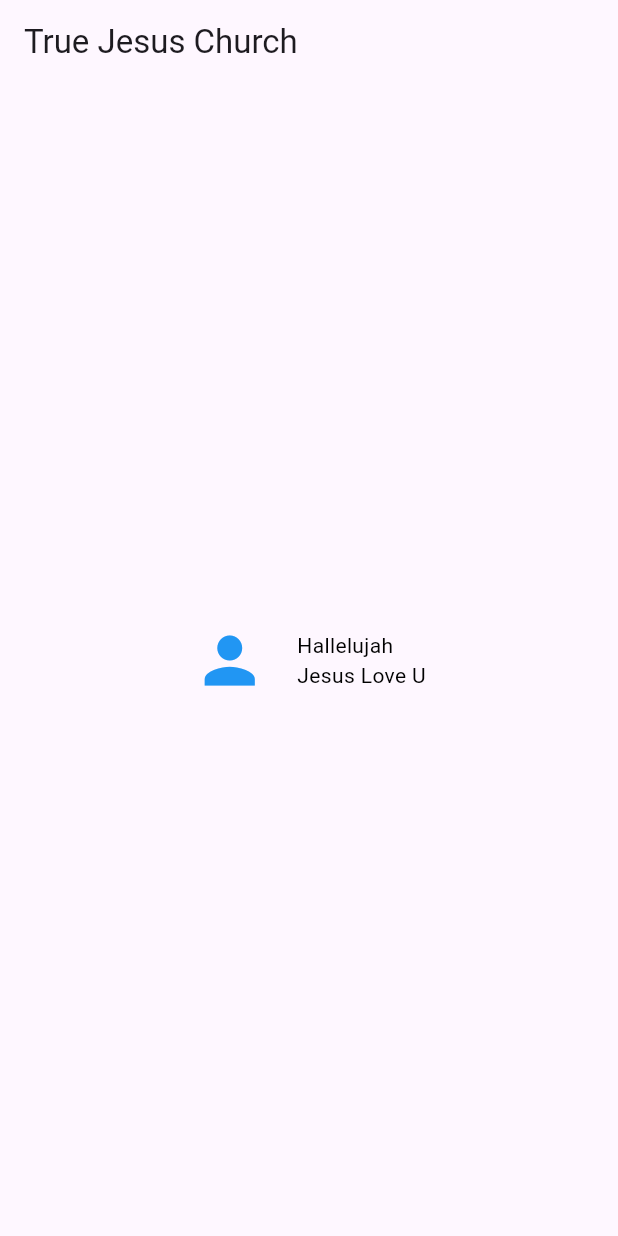
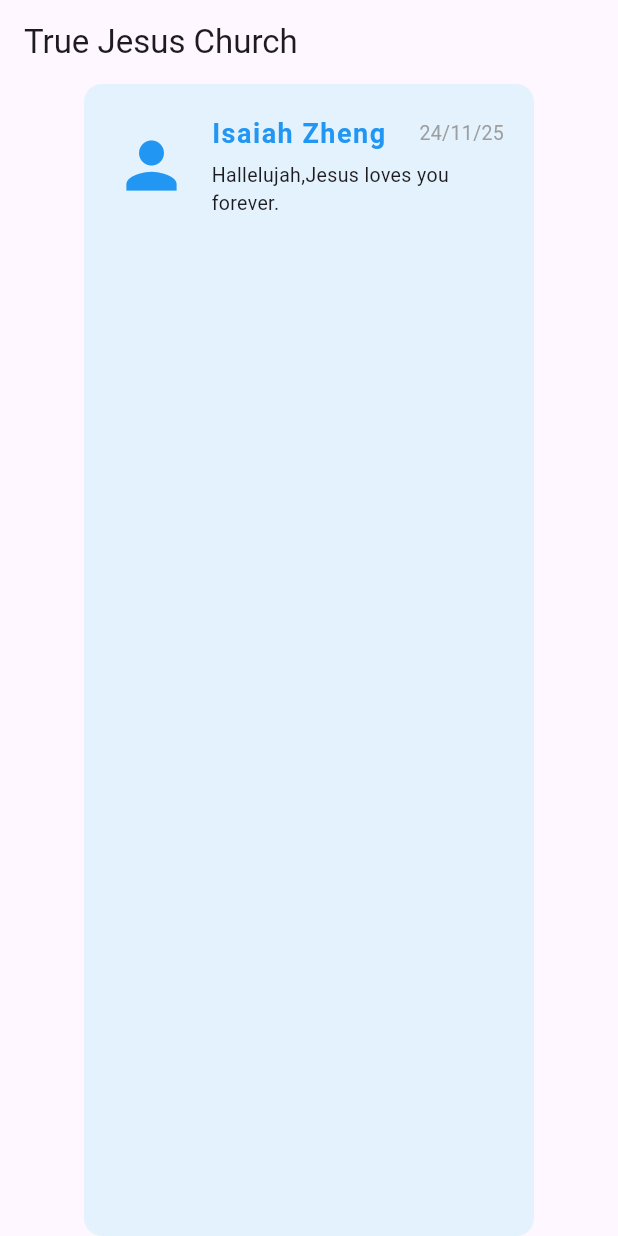
Before and after one commit to Isaiah-Zheng/TJC, a Flutter app: the screen it shows after launch, on a phone screen of 412 x 824 dp. Run offline on Flutter 3.47's test engine with Material 3 defaults, Android fonts, the phone set to English and light mode, and no system bars.

Commit message:
做的美觀一點

```diff
--- a/lib/main.dart
+++ b/lib/main.dart
@@ -16,25 +16,77 @@ class MyApp extends StatelessWidget{
         ),
 
         body:Center(
-          child: Row(
-            mainAxisAlignment: MainAxisAlignment.center,
-            children: [
-              Icon(Icons.person,size:50,color:Colors.blue),
+          child: Container(
+            padding: EdgeInsets.all(20),
+            width: 300,
+                                        //maybe it means that height is infinite
+            decoration: BoxDecoration(
+              color:Colors.blue.shade50,
+              borderRadius: BorderRadius.circular(12),
+            ),
 
-              SizedBox(width:20),
+            child: Column(
+              crossAxisAlignment: CrossAxisAlignment.start,
 
-              Column(
-                mainAxisAlignment: MainAxisAlignment.center,
-                crossAxisAlignment: CrossAxisAlignment.start,
+              children: [
+                Row(
+                  children: [
+                    Icon(Icons.person,size: 50,color:Colors.blue),
+                    SizedBox(width:15),
 
-                children: [
-                  Text("Hallelujah",style: TextStyle(color: Colors.black),),
-                  Text("Jesus Love U",style: TextStyle(color: Colors.black),)
-                ],
-              ),
+                    Expanded(
+                      child: Column(
+                        crossAxisAlignment: CrossAxisAlignment.start,
 
-            ],
+                        children: [
+                          Row(
+                            children: [
+                              Text(
+                                "Isaiah Zheng",
+                                style: TextStyle(
+                                  fontSize: 18,
+                                  fontWeight: FontWeight.bold,
+                                  color: Colors.blue,
+                                  letterSpacing: 1
+                                ),
+                              ),
+                              Spacer(
+
+                              ),
+                              Text(
+                                "24/11/25",
+                                style: TextStyle(fontSize: 13,color: Colors.grey),
+                              )
+
+
+
+                            ],
+
+                          ),
+                          SizedBox(height:5),
+
+                          Text(
+                            "Hallelujah,Jesus loves you forever.",
+                            style: TextStyle(
+                              fontSize: 13
+                            ),
+
+                          )
+                        ],
+                      )
+                      )
+
+                  ]
+                )
+              ],
+
+
+            ),
+
           ),
+
+
+
 
 
         )
```
